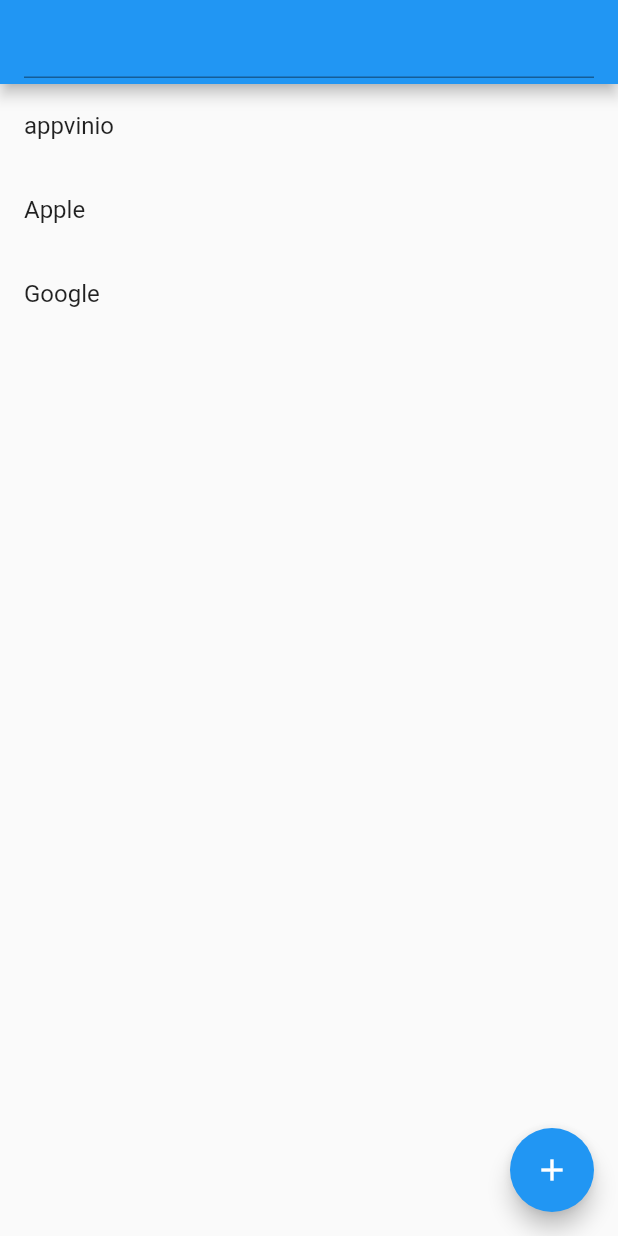
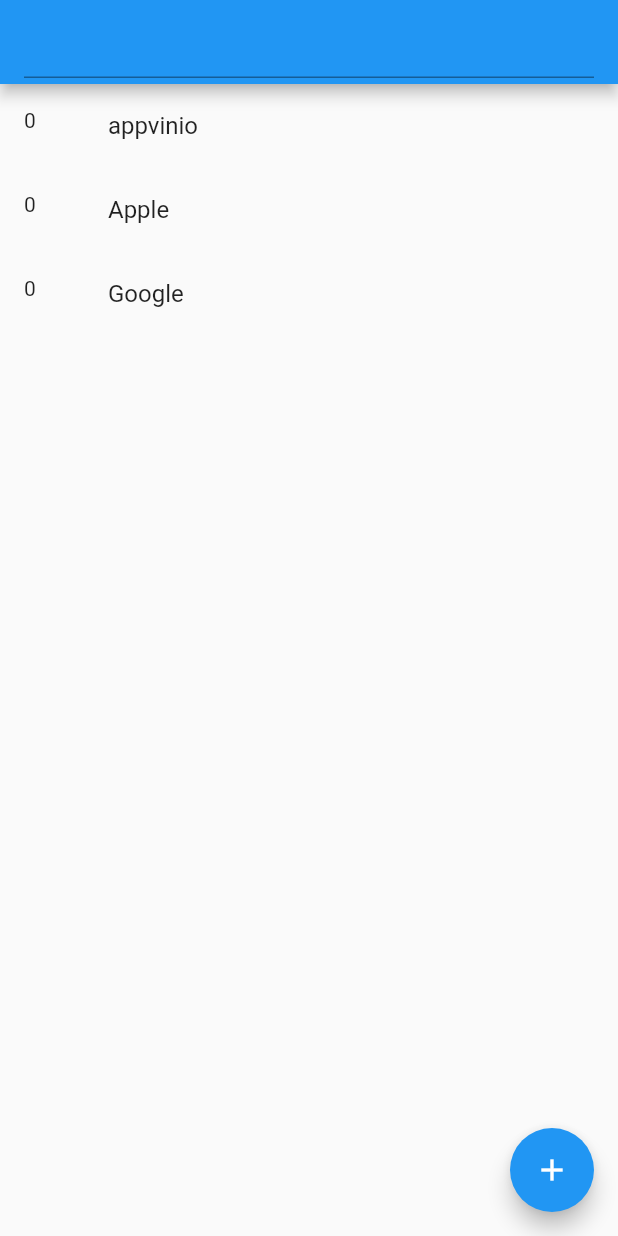
Before and after one commit to appvinio/levelup_flutter_example, a Flutter app: the screen it shows after launch, on a phone screen of 412 x 824 dp. Run offline on Flutter 3.47's test engine with Material 2 defaults, Android fonts, the phone set to English and light mode, and no system bars.

Commit message:
value for ranking

```diff
--- a/lib/main.dart
+++ b/lib/main.dart
@@ -22,8 +22,9 @@ class MyHomePage extends StatefulWidget {
 }
 
 class Entry {
+  String name;
+  int value = 0;
   Entry(this.name);
-  String name;
 }
 
 class _MyHomePageState extends State<MyHomePage> {
@@ -52,7 +53,8 @@ class _MyHomePageState extends State<MyHomePage> {
       ),
       body: ListView.builder(
           itemBuilder: (BuildContext context, int index) => ListTile(
-            title: Text(data[index].name),
+            leading: Text("${data[index].value}"),
+            title: Text("${data[index].name}"),
           ),
           itemCount: data.length),
       floatingActionButton: new FloatingActionButton(
```
